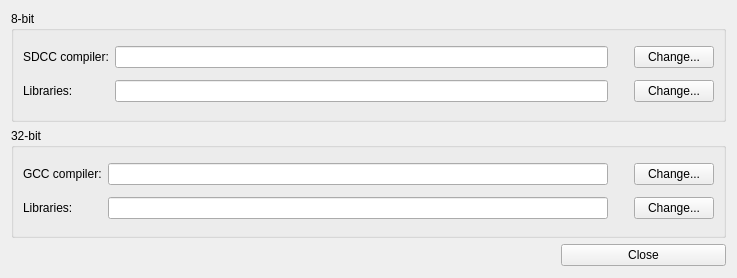
This is qtgui/frames/paths.ui in PinguinoIDE/pinguino-ide as Qt 5 draws it before an edit. The edited form follows.
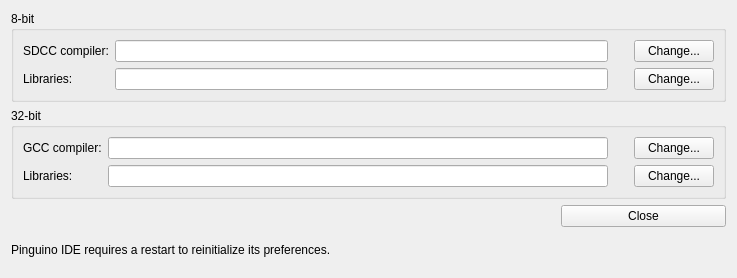
This is the edited form. Icons and pictures are not drawn.

Diff of the .ui file:
```diff
--- a/qtgui/frames/paths.ui
+++ b/qtgui/frames/paths.ui
@@ -238,6 +238,13 @@
      </item>
     </layout>
    </item>
+   <item row="3" column="0">
+    <widget class="QLabel" name="label">
+     <property name="text">
+      <string>&lt;html&gt;&lt;head/&gt;&lt;body&gt;&lt;p&gt;Pinguino IDE requires a restart to reinitialize its preferences.&lt;/p&gt;&lt;/body&gt;&lt;/html&gt;</string>
+     </property>
+    </widget>
+   </item>
   </layout>
  </widget>
  <resources>
```
